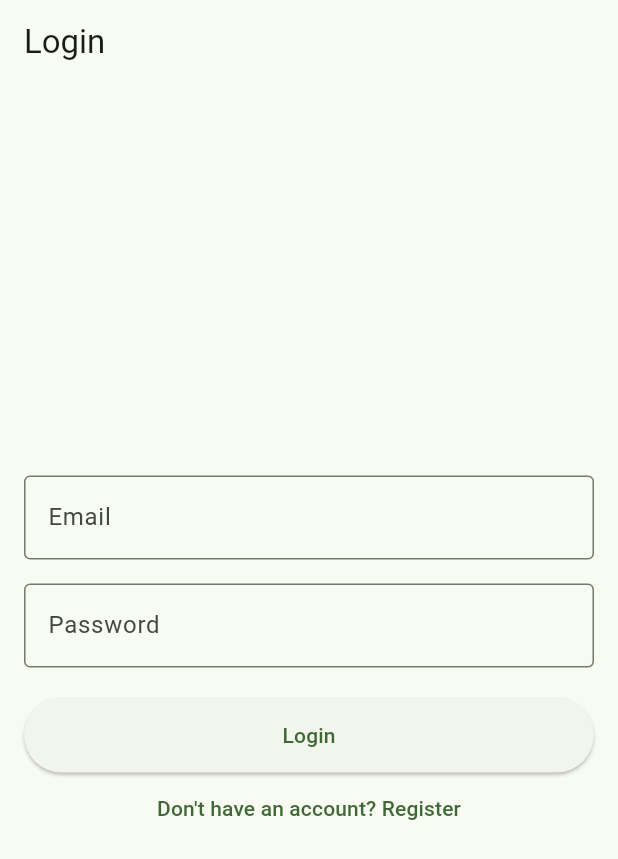
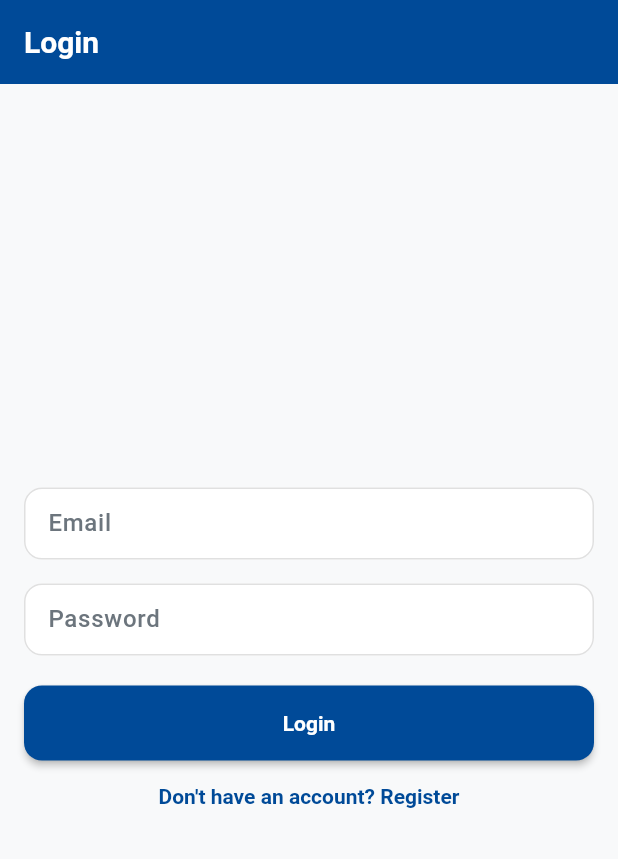
Before and after one commit to ChristianNemeno/tappy_app, a Flutter app: the screen it shows after launch, on a phone screen of 412 x 824 dp. Shown: the top 859 px of the screen. Run offline on Flutter 3.47's test engine with Material 3 defaults, Android fonts, the phone set to English and light mode, and no system bars; our stand-ins replace shared_preferences.

Commit message:
feat: Implement AppTheme for consistent styling across the application

```diff
--- a/lib/main.dart
+++ b/lib/main.dart
@@ -9,6 +9,7 @@ import 'package:tappy_app/services/quiz_service.dart';
 import 'package:tappy_app/utils/api_client.dart';
 import 'package:tappy_app/providers/attempt_provider.dart';
 import 'package:tappy_app/services/attempt_service.dart';
+import 'package:tappy_app/theme/app_theme.dart';
 
 void main() {
   runApp(
@@ -25,19 +26,13 @@ void main() {
           update: (_, client, __) => AttemptService(client),
         ),
         ChangeNotifierProvider(
-          create: (context) => AuthProvider(
-            context.read<AuthService>(),
-          ),
+          create: (context) => AuthProvider(context.read<AuthService>()),
         ),
         ChangeNotifierProvider(
-          create: (context) => QuizProvider(
-            context.read<QuizService>(),
-          ),
+          create: (context) => QuizProvider(context.read<QuizService>()),
         ),
         ChangeNotifierProvider(
-          create: (context) => AttemptProvider(
-            context.read<AttemptService>(),
-          ),
+          create: (context) => AttemptProvider(context.read<AttemptService>()),
         ),
       ],
       child: const MyApp(),
@@ -52,12 +47,7 @@ class MyApp extends StatelessWidget {
   Widget build(BuildContext context) {
     return MaterialApp(
       title: 'TAPCET Quiz',
-      theme: ThemeData(
-        colorScheme: ColorScheme.fromSeed(
-          seedColor: const Color.fromARGB(255, 4, 80, 2),
-        ),
-        useMaterial3: true,
-      ),
+      theme: AppTheme.lightTheme,
       home: Consumer<AuthProvider>(
         builder: (context, auth, _) {
           if (auth.isLoading) {
--- /dev/null
+++ b/lib/theme/app_theme.dart
@@ -0,0 +1,125 @@
+import 'package:flutter/material.dart';
+
+class AppTheme {
+  static const Color yaleBlue = Color(0xFF004A98);
+  static const Color offWhite = Color(0xFFF8F9FA);
+  static const Color borderGray = Color(0xFFE0E0E0);
+  static const Color textGray = Color(0xFF6C757D);
+  static const Color textBlack = Color(0xFF212529);
+
+  static const double _buttonRadius = 12;
+  static const double _cardRadius = 16;
+
+  static ThemeData lightTheme = ThemeData(
+    useMaterial3: true,
+    scaffoldBackgroundColor: offWhite,
+    colorScheme: const ColorScheme.light(
+      primary: yaleBlue,
+      secondary: yaleBlue,
+      surface: Colors.white,
+      onPrimary: Colors.white,
+      onSurface: textBlack,
+      error: Color(0xFFDC3545),
+    ),
+    appBarTheme: const AppBarTheme(
+      backgroundColor: yaleBlue,
+      foregroundColor: Colors.white,
+      elevation: 0,
+      centerTitle: false,
+      surfaceTintColor: Colors.transparent,
+    ),
+    bottomNavigationBarTheme: const BottomNavigationBarThemeData(
+      selectedItemColor: yaleBlue,
+      unselectedItemColor: textGray,
+      showSelectedLabels: true,
+      showUnselectedLabels: true,
+      type: BottomNavigationBarType.fixed,
+    ),
+    cardTheme: CardThemeData(
+      color: Colors.white,
+      elevation: 2,
+      margin: const EdgeInsets.all(12),
+      shape: RoundedRectangleBorder(
+        borderRadius: BorderRadius.circular(_cardRadius),
+      ),
+      surfaceTintColor: Colors.transparent,
+    ),
+    elevatedButtonTheme: ElevatedButtonThemeData(
+      style: ElevatedButton.styleFrom(
+        backgroundColor: yaleBlue,
+        foregroundColor: Colors.white,
+        elevation: 2,
+        shape: RoundedRectangleBorder(
+          borderRadius: BorderRadius.circular(_buttonRadius),
+        ),
+        padding: const EdgeInsets.symmetric(horizontal: 16, vertical: 12),
+        textStyle: const TextStyle(fontSize: 14, fontWeight: FontWeight.w600),
+      ),
+    ),
+    outlinedButtonTheme: OutlinedButtonThemeData(
+      style: OutlinedButton.styleFrom(
+        foregroundColor: yaleBlue,
+        side: const BorderSide(color: borderGray),
+        shape: RoundedRectangleBorder(
+          borderRadius: BorderRadius.circular(_buttonRadius),
+        ),
+        padding: const EdgeInsets.symmetric(horizontal: 16, vertical: 12),
+        textStyle: const TextStyle(fontSize: 14, fontWeight: FontWeight.w600),
+      ),
+    ),
+    textButtonTheme: TextButtonThemeData(
+      style: TextButton.styleFrom(
+        foregroundColor: yaleBlue,
+        shape: RoundedRectangleBorder(
+          borderRadius: BorderRadius.circular(_buttonRadius),
+        ),
+        padding: const EdgeInsets.symmetric(horizontal: 12, vertical: 8),
+        textStyle: const TextStyle(fontSize: 14, fontWeight: FontWeight.w600),
+      ),
+    ),
+    inputDecorationTheme: InputDecorationTheme(
+      filled: true,
+      fillColor: Colors.white,
+      labelStyle: const TextStyle(color: textGray, fontWeight: FontWeight.w500),
+      hintStyle: const TextStyle(color: textGray),
+      border: OutlineInputBorder(
+        borderRadius: BorderRadius.circular(_buttonRadius),
+        borderSide: const BorderSide(color: borderGray, width: 1),
+      ),
+      enabledBorder: OutlineInputBorder(
+        borderRadius: BorderRadius.circular(_buttonRadius),
+        borderSide: const BorderSide(color: borderGray, width: 1),
+      ),
+      focusedBorder: OutlineInputBorder(
+        borderRadius: BorderRadius.circular(_buttonRadius),
+        borderSide: const BorderSide(color: yaleBlue, width: 2),
+      ),
+      contentPadding: const EdgeInsets.all(12),
+    ),
+    dividerTheme: const DividerThemeData(
+      color: borderGray,
+      thickness: 1,
+      space: 1,
+    ),
+    textTheme: const TextTheme(
+      bodyLarge: TextStyle(color: textBlack, fontSize: 16, height: 1.3),
+      bodyMedium: TextStyle(color: textBlack, fontSize: 14, height: 1.3),
+      bodySmall: TextStyle(color: textGray, fontSize: 12, height: 1.3),
+      titleLarge: TextStyle(
+        color: textBlack,
+        fontSize: 20,
+        fontWeight: FontWeight.w700,
+      ),
+      titleMedium: TextStyle(
+        color: textBlack,
+        fontSize: 16,
+        fontWeight: FontWeight.w600,
+      ),
+      titleSmall: TextStyle(
+        color: textBlack,
+        fontSize: 14,
+        fontWeight: FontWeight.w600,
+      ),
+    ),
+  );
+}
```
